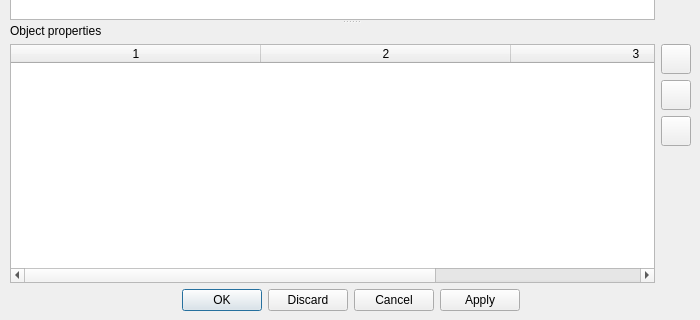
Before: the Qt Designer form ui/JsonConfig.ui in dshadrin/TestExecutor, drawn with Qt 5; both pictures show x 0 to 700 and y 250 to 570 of the 700 by 570 pixel window.
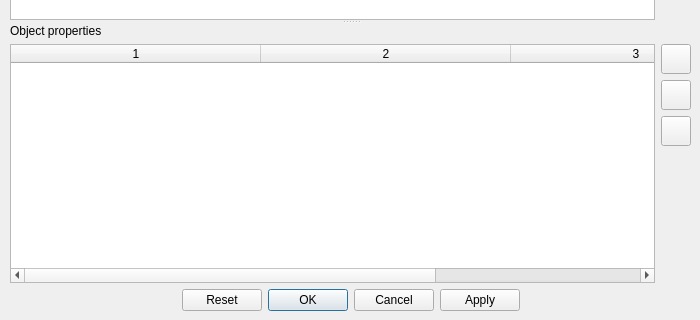
After: the same form once the commit is applied. Icons and pictures are not drawn.

Commit message: add button box handlers, more some fixes

What changed in the file:
```diff
--- a/ui/JsonConfig.ui
+++ b/ui/JsonConfig.ui
@@ -413,7 +413,7 @@
        <enum>Qt::Horizontal</enum>
       </property>
       <property name="standardButtons">
-       <set>QDialogButtonBox::Apply|QDialogButtonBox::Cancel|QDialogButtonBox::Discard|QDialogButtonBox::Ok</set>
+       <set>QDialogButtonBox::Apply|QDialogButtonBox::Cancel|QDialogButtonBox::Ok|QDialogButtonBox::Reset</set>
       </property>
       <property name="centerButtons">
        <bool>true</bool>
```
Left out of the diff: 117 changed lines with no effect on the pictures. The commit also changes 4 other files.
